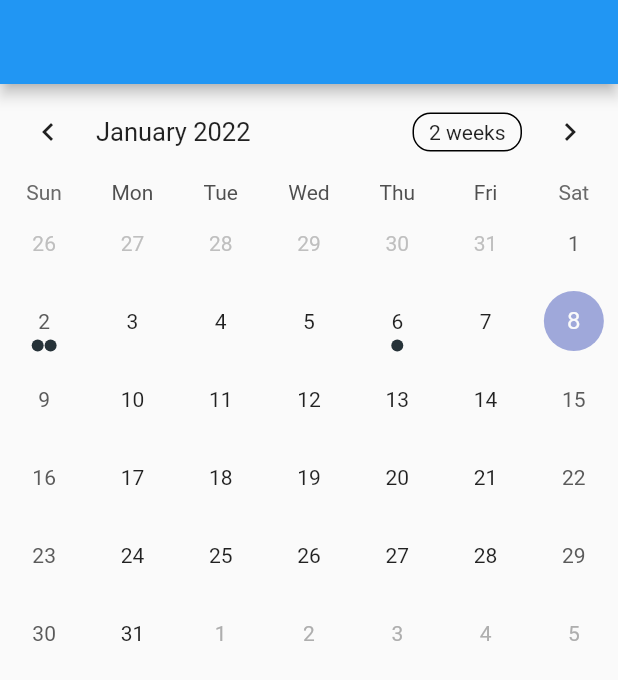
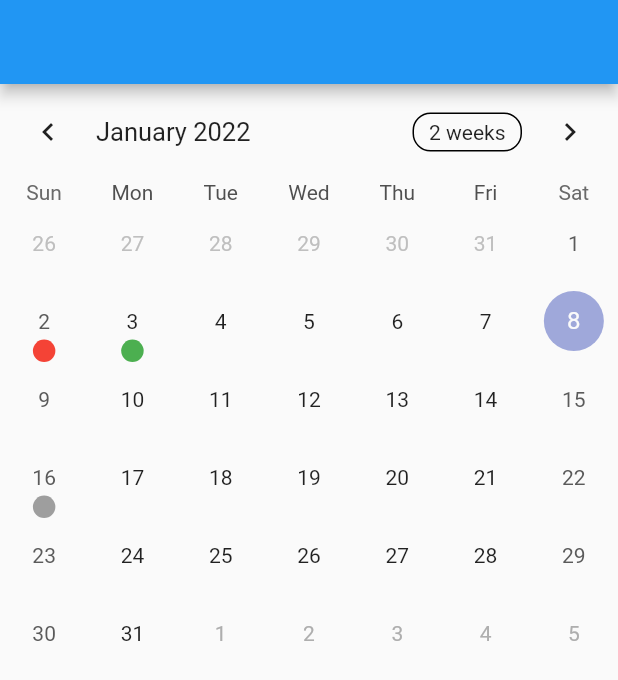
Before and after one commit to VitorEstevam/test-flutter-table-calendar, a Flutter app: the screen it shows after launch, on a phone screen of 412 x 824 dp. Shown: the top 680 px of the screen. Run offline on Flutter 3.47's test engine with Material 2 defaults, Android fonts, the phone set to English and light mode, and no system bars; drawn by our look-alikes of table_calendar.

Commit message:
change color from events by date

```diff
--- a/lib/main.dart
+++ b/lib/main.dart
@@ -37,12 +37,29 @@ class _MyHomePageState extends State<MyHomePage> {
     equals: isSameDay,
     hashCode: getHashCode,
   )..addAll({
-      DateTime(2022, 01, 02): ["aaa", "bbb"],
-      DateTime(2022, 01, 06): ["ccc"],
+      DateTime(2022, 01, 02): [false],
+      DateTime(2022, 01, 03): [true],
+      DateTime(2022, 01, 16): [true],
     });
 
-  List<String> getTasks(DateTime day) {
+  List<bool> getTasks(DateTime day) {
     return tasks[day] ?? [];
+  }
+
+  Color getEventColor(date) {
+    if (tasks[date] != null) {
+      if (date.compareTo(DateTime.now()) < 0) {
+        if (tasks[date][0]) {
+          return Colors.green;
+        } else {
+          return Colors.red;
+        }
+      } else {
+        return Colors.grey;
+      }
+    } else {
+      return Colors.white;
+    }
   }
 
   @override
@@ -56,6 +73,20 @@ class _MyHomePageState extends State<MyHomePage> {
         eventLoader: (day) {
           return getTasks(day);
         },
+        calendarBuilders: CalendarBuilders(
+          singleMarkerBuilder: (context, date, _) {
+            return Container(
+              decoration: BoxDecoration(
+                shape: BoxShape.circle,
+                color: getEventColor(date),
+              ),
+              height: 15,
+              width: 15,
+              margin: const EdgeInsets.symmetric(horizontal: 1.5),
+            );
+          },
+        ),
+        // test this to differente markers https://stackoverflow.com/questions/62350769/how-to-build-multiple-marker-with-different-colours-by-using-flutter-table-calen
       ),
     );
   }
```
